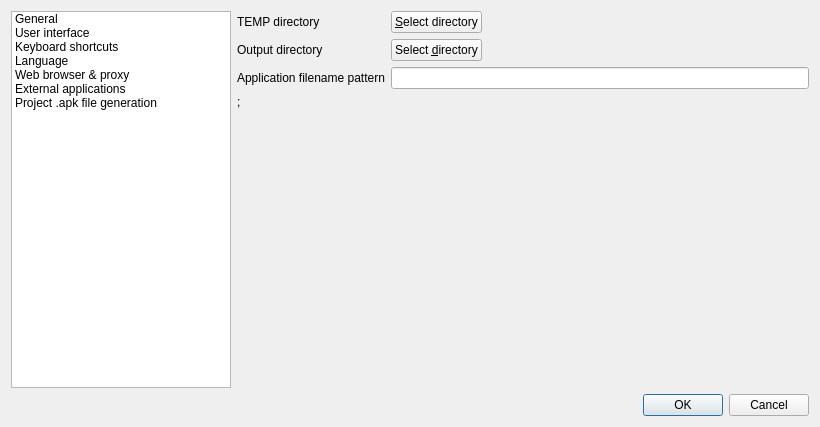
Above: src/gui/formsettings.ui from BuildmLearn/BuildmLearn-Toolkit before the change. Below: the same form after it.
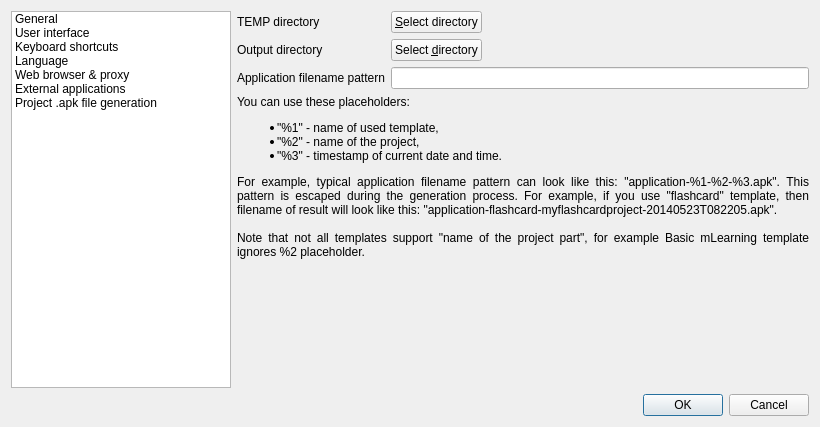
That is the form after the change. Custom widgets are drawn as their Qt base class.

Commit message: Fix missing label.ˇ

The edit to the form file:
```diff
--- a/src/gui/formsettings.ui
+++ b/src/gui/formsettings.ui
@@ -844,7 +844,15 @@
        <item row="3" column="0" colspan="2">
         <widget class="QLabel" name="m_lblGenerationInfo">
          <property name="text">
-          <string>;</string>
+          <string>You can use these placeholders:
+&lt;ul&gt;
+&lt;li&gt;&quot;%1&quot; - name of used template,&lt;/li&gt;
+&lt;li&gt;&quot;%2&quot; - name of the project,&lt;/li&gt;
+&lt;li&gt;&quot;%3&quot; - timestamp of current date and time.&lt;/li&gt;
+&lt;/ul&gt;
+For example, typical application filename pattern can look like this: &quot;application-%1-%2-%3.apk&quot;. This pattern is escaped during the generation process. For example, if you use &quot;flashcard&quot; template, then filename of result will look like this: &quot;application-flashcard-myflashcardproject-20140523T082205.apk&quot;.
+&lt;br&gt;&lt;br&gt;
+Note that not all templates support &quot;name of the project part&quot;, for example Basic mLearning template ignores %2 placeholder.</string>
          </property>
          <property name="textFormat">
           <enum>Qt::RichText</enum>
```
